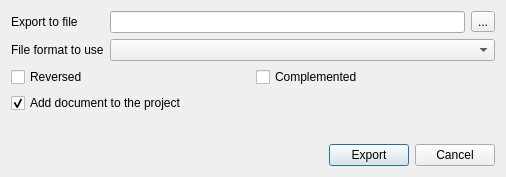
Above: src/plugins/dna_export/src/ui/ExportChromatogramDialog.ui from violethaze74/ugene before the change. Below: the same form after it.
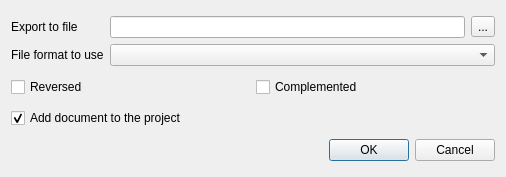
That is the form after the change.

Commit message: Help system for all dialogs, UI improvements for all dialogs.

What changed in the file:
```diff
--- a/src/plugins/dna_export/src/ui/ExportChromatogramDialog.ui
+++ b/src/plugins/dna_export/src/ui/ExportChromatogramDialog.ui
@@ -80,51 +80,11 @@
     </widget>
    </item>
    <item>
-    <spacer name="verticalSpacer">
-     <property name="orientation">
-      <enum>Qt::Vertical</enum>
+    <widget class="QDialogButtonBox" name="buttonBox">
+     <property name="standardButtons">
+      <set>QDialogButtonBox::Cancel|QDialogButtonBox::Ok</set>
      </property>
-     <property name="sizeHint" stdset="0">
-      <size>
-       <width>20</width>
-       <height>0</height>
-      </size>
-     </property>
-    </spacer>
-   </item>
-   <item>
-    <layout class="QHBoxLayout" name="horizontalLayout_2">
-     <item>
-      <spacer name="horizontalSpacer">
-       <property name="orientation">
-        <enum>Qt::Horizontal</enum>
-       </property>
-       <property name="sizeHint" stdset="0">
-        <size>
-         <width>40</width>
-         <height>20</height>
-        </size>
-       </property>
-      </spacer>
-     </item>
-     <item>
-      <widget class="QPushButton" name="okButton">
-       <property name="text">
-        <string>Export</string>
-       </property>
-       <property name="default">
-        <bool>true</bool>
-       </property>
-      </widget>
-     </item>
-     <item>
-      <widget class="QPushButton" name="cancelButton">
-       <property name="text">
-        <string>Cancel</string>
-       </property>
-      </widget>
-     </item>
-    </layout>
+    </widget>
    </item>
   </layout>
  </widget>
```
Left out of the diff: 28 changed lines with no effect on the pictures. The commit also changes 309 other files.
